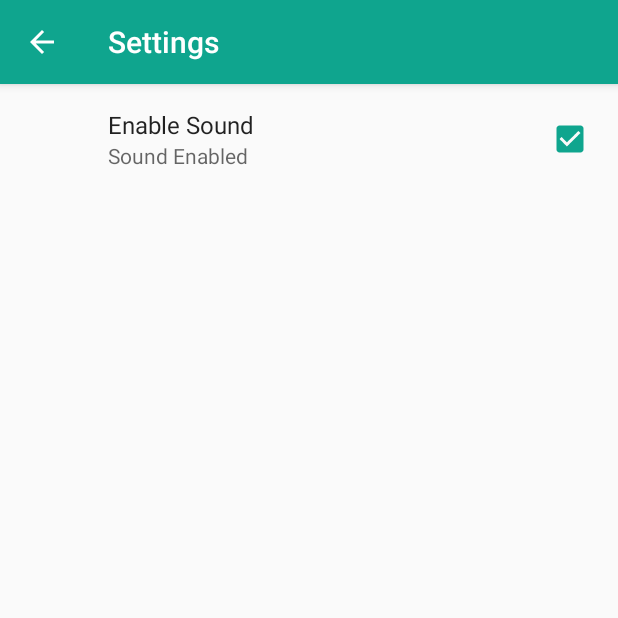
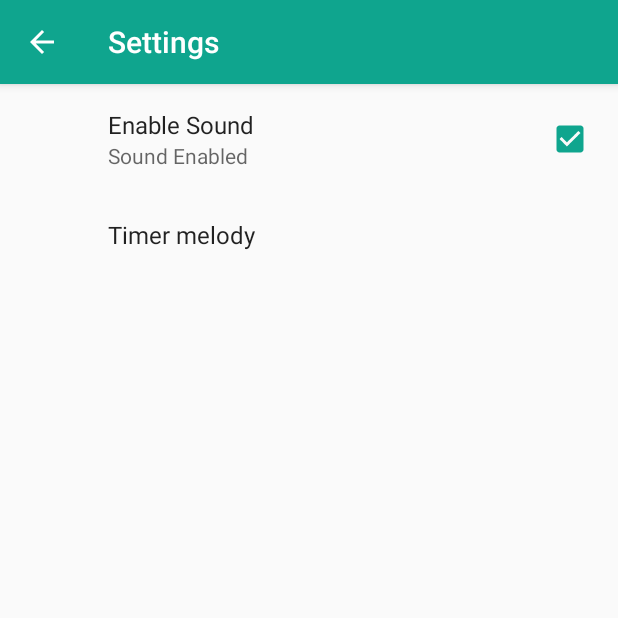
Before and after one commit to Eganin/TimerApp, an Android app: the SettingsFragment screen opened directly, with no data from a screen before it, on a phone screen of 412 x 824 dp, the top half of it. Run offline under Robolectric (Android 15) with nearby library versions, the phone set to English and light mode, and no system bars; our stand-ins replace androidx.preference.

Commit message:
add choice melody from settings

```diff
--- /dev/null
+++ b/app/src/main/res/values/arrays.xml
@@ -0,0 +1,14 @@
+<?xml version="1.0" encoding="utf-8"?>
+<resources>
+    <array name="pref_timer_melody_labels">
+        <item>Bell</item>
+        <item>Alarm Siren</item>
+        <item>Bip</item>
+    </array>
+
+    <array name="pref_timer_melody_values">
+        <item>bell</item>
+        <item>alarm_Siren</item>
+        <item>bip</item>
+    </array>
+</resources>
--- a/app/src/main/res/xml/timer_preferences.xml
+++ b/app/src/main/res/xml/timer_preferences.xml
@@ -9,4 +9,12 @@
         android:summaryOn="Sound Enabled"
         />
 
+    <ListPreference
+        android:title="Timer melody"
+        android:key ="timer_melody"
+        android:defaultValue="bell"
+        android:entries="@array/pref_timer_melody_labels"
+        android:entryValues="@array/pref_timer_melody_values"
+        />
+
 </PreferenceScreen>
```
Also changed, not shown: app/src/main/java/com/example/timerapp/MainActivity.java (+26 -5 lines).
